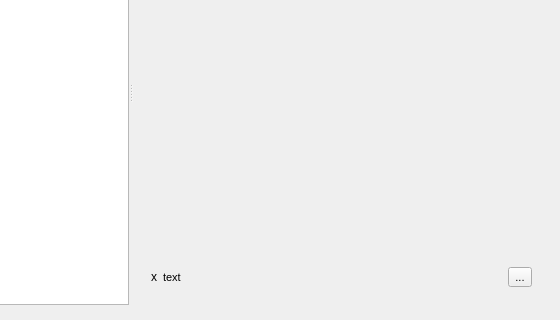
Old version of the form ui/options.ui in the repository metabrainz/picard; both pictures show x 240 to 800 and y 130 to 450 of the 800 by 450 pixel window.
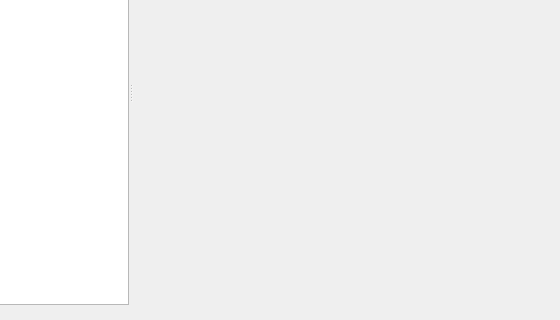
New version of the form.

Commit message:
Set up options profile warning widgets in code
- The setup in UI definition provided little value, as most
  attributes got set in code.
- There were placeholder strings that ended up in translations.

Diff of the .ui file:
```diff
--- a/ui/options.ui
+++ b/ui/options.ui
@@ -95,72 +95,6 @@
           <property name="topMargin">
            <number>10</number>
           </property>
-          <item>
-           <widget class="QLabel" name="profile_warning_icon">
-            <property name="sizePolicy">
-             <sizepolicy hsizetype="Minimum" vsizetype="Preferred">
-              <horstretch>0</horstretch>
-              <verstretch>0</verstretch>
-             </sizepolicy>
-            </property>
-            <property name="text">
-             <string>x</string>
-            </property>
-           </widget>
-          </item>
-          <item>
-           <widget class="QLabel" name="profile_warning_text">
-            <property name="sizePolicy">
-             <sizepolicy hsizetype="Preferred" vsizetype="Preferred">
-              <horstretch>1</horstretch>
-              <verstretch>0</verstretch>
-             </sizepolicy>
-            </property>
-            <property name="font">
-             <font>
-              <pointsize>8</pointsize>
-              <italic>false</italic>
-             </font>
-            </property>
-            <property name="text">
-             <string>text</string>
-            </property>
-            <property name="wordWrap">
-             <bool>true</bool>
-            </property>
-           </widget>
-          </item>
-          <item>
-           <widget class="QToolButton" name="profile_help_button">
-            <property name="font">
-             <font>
-              <pointsize>8</pointsize>
-             </font>
-            </property>
-            <property name="text">
-             <string>...</string>
-            </property>
-            <property name="iconSize">
-             <size>
-              <width>10</width>
-              <height>10</height>
-             </size>
-            </property>
-           </widget>
-          </item>
-          <item>
-           <spacer name="horizontalSpacer">
-            <property name="orientation">
-             <enum>Qt::Horizontal</enum>
-            </property>
-            <property name="sizeHint" stdset="0">
-             <size>
-              <width>1</width>
-              <height>1</height>
-             </size>
-            </property>
-           </spacer>
-          </item>
          </layout>
         </widget>
        </item>
```
The commit also changes 2 other files.
